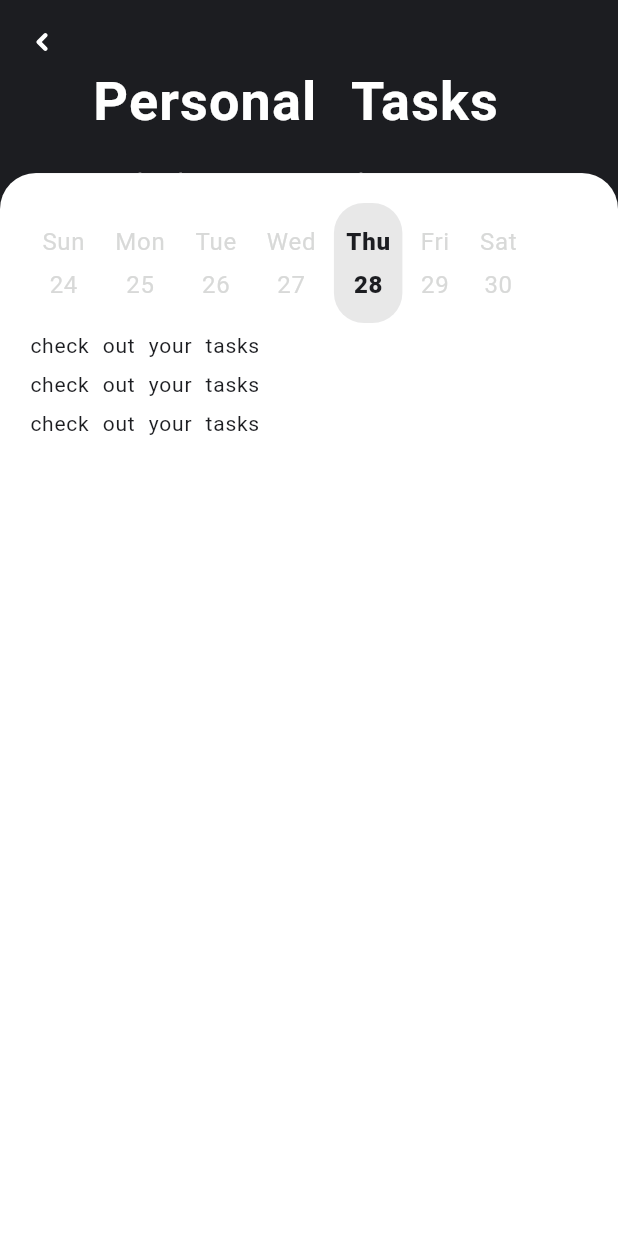
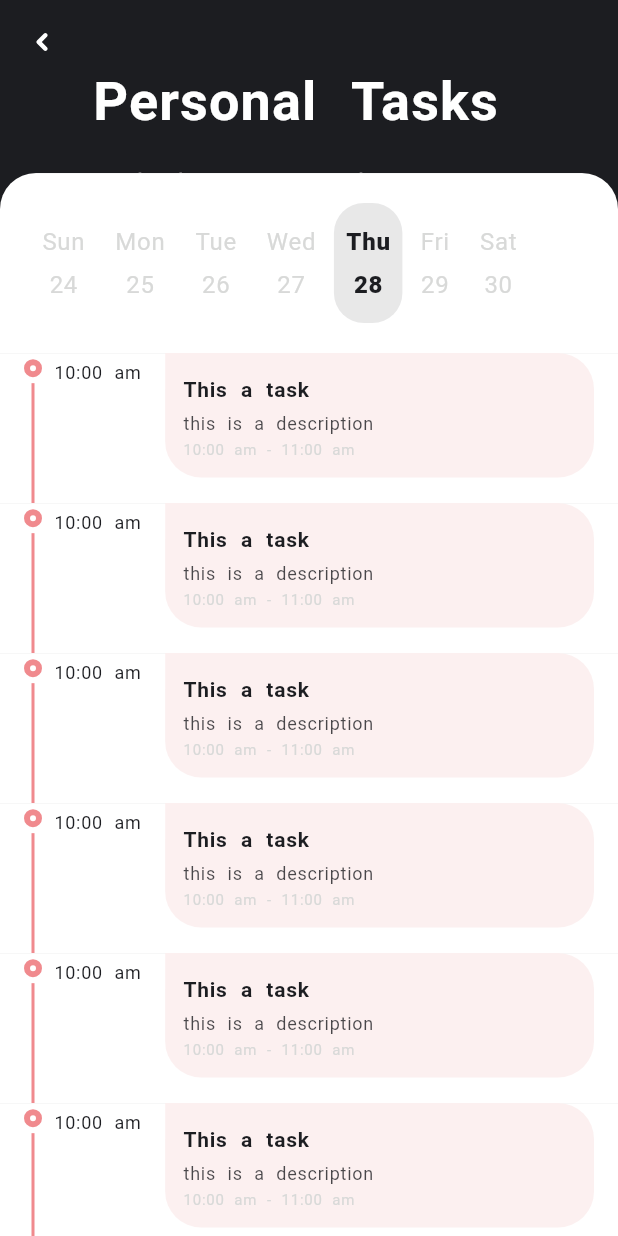
Before and after one commit to 2Math0/my_fate, a Flutter app: the TaskScreen screen opened directly, on a phone screen of 412 x 824 dp. Run offline on Flutter 3.47's test engine with Material 2 defaults, Android fonts, the phone set to English and light mode, and no system bars; drawn by our look-alikes of timeline_tile; our stand-ins replace dotted_border, flutter_svg, google_fonts, typewritertext; Roboto replaces fonts that are missing (Kanit).

Commit message:
task screen design

```diff
--- a/lib/presentation/view/tasks_screen/tasks_screen.dart
+++ b/lib/presentation/view/tasks_screen/tasks_screen.dart
@@ -5,6 +5,7 @@ import 'package:my_fate/presentation/resources/colors_manager.dart';
 import 'package:my_fate/presentation/resources/strings_manager.dart';
 import 'package:my_fate/presentation/resources/text_styles_manager.dart';
 import 'package:my_fate/presentation/resources/values_manager.dart';
+import 'package:timeline_tile/timeline_tile.dart';
 
 import '../../resources/assets_manager.dart';
 import 'components/date_picker.dart';
@@ -14,34 +15,51 @@ class TaskScreen extends StatelessWidget {
 
   @override
   Widget build(BuildContext context) {
+    var data = [
+      for (int i = 0; i <= 10; i++)
+        {
+          "title": "This a task",
+          "description": "this is a description",
+          "start time": "10:00 am",
+          "end time": "11:00 am",
+          "category": "personal"
+        }
+    ];
     Size size = MediaQuery.of(context).size;
     return Scaffold(
       backgroundColor: AppColors.kBlack,
       body: CustomScrollView(slivers: [
+        // App Bar
         TaskAppBar(
           title: AppStrings.personalTasks,
           description: AppStrings.taskDescription,
           size: size,
         ),
+        // Date Picker + Top Rounded Border
         SliverToBoxAdapter(
           child: Container(
-            height: size.height,
             padding: const EdgeInsets.all(AppPadding.p20),
             decoration: const BoxDecoration(
                 color: AppColors.kWhite,
                 borderRadius: BorderRadius.vertical(
                     top: Radius.circular(AppCircularRadius.cr24))),
-            child: Column(
-              crossAxisAlignment: CrossAxisAlignment.stretch,
-              children: const [
-                DatePicker(),
-                Text(AppStrings.taskDescription),
-                Text(AppStrings.taskDescription),
-                Text(AppStrings.taskDescription)
-              ],
-            ),
+            child: const DatePicker(),
           ),
         ),
+        if (data[0].isEmpty)
+          SliverFillRemaining(
+            child: Container(
+                color: AppColors.kWhite,
+                child: Center(
+                    child: Text(
+                  "No Task Today",
+                  style: const AppTextStyles().headingH2,
+                ))),
+          ),
+        SliverList(
+            delegate: SliverChildBuilderDelegate(
+                (context, index) => TaskTimeLine(task: data[index]),
+                childCount: data.length)),
       ]),
     );
   }
@@ -101,3 +119,112 @@ class TaskAppBar extends StatelessWidget {
         ));
   }
 }
+
+class TaskTimeLine extends StatelessWidget {
+  final Map<String, dynamic> task;
+  const TaskTimeLine({Key? key, required this.task}) : super(key: key);
+
+  @override
+  Widget build(BuildContext context) {
+    return Container(
+      color: AppColors.kWhite,
+      padding: const EdgeInsets.symmetric(horizontal: AppPadding.p16),
+      child: Row(
+        mainAxisAlignment: MainAxisAlignment.spaceBetween,
+        crossAxisAlignment: CrossAxisAlignment.start,
+        children: [
+          const SizedBox(
+            width: AppSize.s20,
+            child: TimeLineTileCustom(category: AppStrings.personal),
+          ),
+          Text(task["start time"],
+              style: const AppTextStyles().bodyTextNormalRegular),
+          const SizedBox(width: AppMargin.m16),
+          Expanded(
+            child: TaskCard(
+                title: task["title"],
+                startTime: task["start time"],
+                endTime: task["end time"],
+                categoryColor: AppColors.kRedLight,
+                description: task["description"] ?? ''),
+          )
+        ],
+      ),
+    );
+  }
+}
+
+class TaskCard extends StatelessWidget {
+  final String title;
+  final String startTime;
+  final String endTime;
+  final Color categoryColor;
+  final String description;
+  const TaskCard({
+    Key? key,
+    required this.title,
+    required this.startTime,
+    required this.endTime,
+    required this.categoryColor,
+    required this.description,
+  }) : super(key: key);
+
+  @override
+  Widget build(BuildContext context) {
+    const Radius borderRadius = Radius.circular(AppCircularRadius.cr24);
+    return Container(
+      padding: const EdgeInsets.all(AppPadding.p12),
+      decoration: BoxDecoration(
+          color: categoryColor,
+          borderRadius: const BorderRadius.only(
+              topRight: borderRadius,
+              bottomRight: borderRadius,
+              bottomLeft: borderRadius)),
+      child: Column(
+        crossAxisAlignment: CrossAxisAlignment.start,
+        children: [
+          Text(title, style: const AppTextStyles().headingH5),
+          Text(description,
+              style: const AppTextStyles()
+                  .bodyTextNormalRegular
+                  .copyWith(color: AppColors.kBlack.withOpacity(0.8))),
+          Text("$startTime - $endTime",
+              style: const AppTextStyles()
+                  .captionNormalRegular
+                  .copyWith(color: AppColors.inactiveGrey)),
+        ],
+      ),
+    );
+  }
+}
+
+class TimeLineTileCustom extends StatelessWidget {
+  final String category;
+  const TimeLineTileCustom({
+    Key? key,
+    required this.category,
+  }) : super(key: key);
+
+  Color get itemColor {
+    return category.isEmpty ? AppColors.inactiveGrey : AppColors.kRedDark;
+  }
+
+  @override
+  Widget build(BuildContext context) {
+    return TimelineTile(
+      lineXY: 0,
+      alignment: TimelineAlign.manual,
+      isFirst: true,
+      indicatorStyle: IndicatorStyle(
+          indicatorXY: 0,
+          width: AppSize.s12,
+          indicator: Container(
+            decoration: BoxDecoration(
+                color: AppColors.kWhite,
+                border: Border.all(color: itemColor, width: AppSize.s4),
+                shape: BoxShape.circle),
+          )),
+      afterLineStyle: LineStyle(thickness: AppSize.s2, color: itemColor),
+    );
+  }
+}
```
